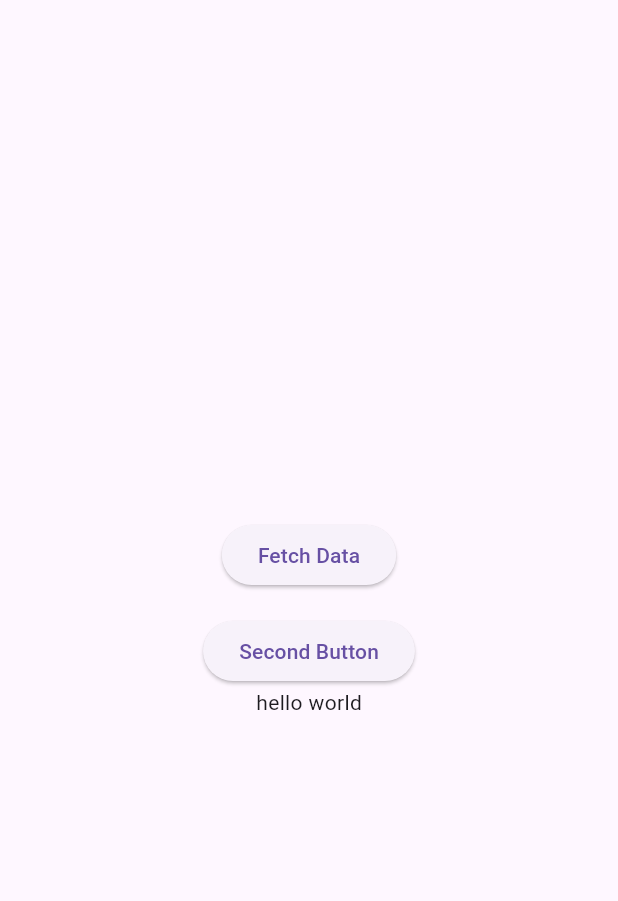
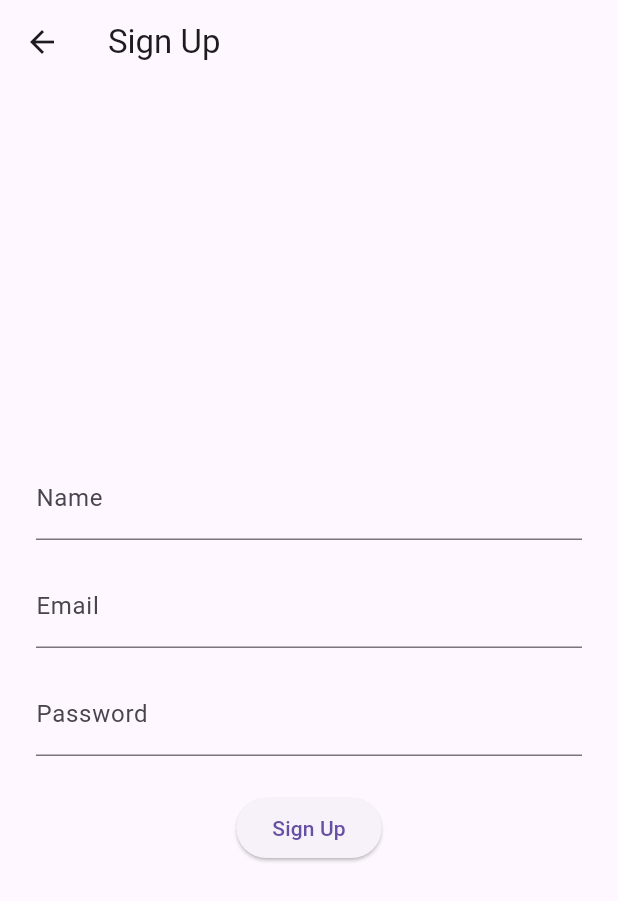
Before and after one commit to pakrc194/base01, a Flutter app: the screen it shows after launch, after a tap on "Second Button", on a phone screen of 412 x 824 dp. Shown: the top 901 px of the screen. Run offline on Flutter 3.47's test engine with Material 3 defaults, Android fonts, the phone set to English and light mode, and no system bars; our stand-ins replace dio; network calls fail.

Commit message:
add signup form

```diff
--- a/lib/main.dart
+++ b/lib/main.dart
@@ -1,3 +1,4 @@
+import 'package:base01/signup.dart';
 import 'package:dio/dio.dart';
 import 'package:flutter/material.dart';
 
@@ -7,6 +8,17 @@ void main() {
 
 class MainApp extends StatelessWidget {
   const MainApp({super.key});
+
+  @override
+  Widget build(BuildContext context) {
+    return MaterialApp(
+      home: const HomePage(),
+    );
+  }
+}
+
+class HomePage extends StatelessWidget {
+  const HomePage({super.key});
 
   Future<void> fetchData() async {
     try {
@@ -20,8 +32,7 @@ class MainApp extends StatelessWidget {
 
   @override
   Widget build(BuildContext context) {
-    return MaterialApp(
-      home: Scaffold(
+    return Scaffold(
       body: Center(
         child: Column(
           mainAxisSize: MainAxisSize.min,
@@ -33,13 +44,15 @@ class MainApp extends StatelessWidget {
             const SizedBox(height: 16),
             ElevatedButton(
               onPressed: () {
-                  // Another action
+                Navigator.push(
+                  context,
+                  MaterialPageRoute(builder: (context) => const SignupApp()),
+                );
               },
               child: const Text('Second Button'),
             ),
-              Text("hello world"),
+            const Text("hello world"),
           ],
-          ),
         ),
       ),
     );
--- a/lib/signup.dart
+++ b/lib/signup.dart
@@ -0,0 +1,51 @@
+import 'package:flutter/material.dart';
+
+class SignupApp extends StatelessWidget {
+  const SignupApp({super.key});
+
+  @override
+  Widget build(BuildContext context) {
+    final nameController = TextEditingController();
+    final emailController = TextEditingController();
+    final passwordController = TextEditingController();
+
+    return Scaffold(
+      appBar: AppBar(title: const Text('Sign Up')),
+      body: Center(
+        child: Padding(
+          padding: const EdgeInsets.all(24.0),
+          child: Column(
+            mainAxisSize: MainAxisSize.min,
+            children: [
+              TextField(
+                controller: nameController,
+                decoration: const InputDecoration(labelText: 'Name'),
+              ),
+              const SizedBox(height: 16),
+              TextField(
+                controller: emailController,
+                decoration: const InputDecoration(labelText: 'Email'),
+              ),
+              const SizedBox(height: 16),
+              TextField(
+                controller: passwordController,
+                decoration: const InputDecoration(labelText: 'Password'),
+                obscureText: true,
+              ),
+              const SizedBox(height: 24),
+              ElevatedButton(
+                onPressed: () {
+                  // Handle sign up logic here
+                  print('Name: ${nameController.text}');
+                  print('Email: ${emailController.text}');
+                  print('Password: ${passwordController.text}');
+                },
+                child: const Text('Sign Up'),
+              ),
+            ],
+          ),
+        ),
+      ),
+    );
+  }
+}
```
Lines whose indentation alone changed are shown as unchanged.
